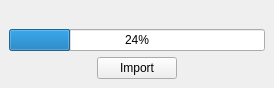
Before: the Qt Designer form gui/main.ui in T6nisValk/camera_connect, drawn with Qt 5.
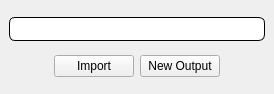
After: the same form once the commit is applied.

```diff
--- a/gui/main.ui
+++ b/gui/main.ui
@@ -7,29 +7,61 @@
     <x>0</x>
     <y>0</y>
     <width>274</width>
-    <height>82</height>
+    <height>94</height>
    </rect>
   </property>
   <property name="windowTitle">
    <string>MainWindow</string>
   </property>
+  <property name="styleSheet">
+   <string notr="true">QProgressBar {
+	min-height: 15px;
+	border : 1px solid rgb(0, 0, 0);
+	border-radius: 6px;
+	text-align: center;
+	font-size: 12px;
+	font-weight: 600;
+	color: #FFFFFF;
+	padding: 0;
+}
+QProgressBar::chunk{
+	border-radius: 6px;
+	margin: 0;
+}
+QProgressBar[finished=&quot;true&quot;]::chunk {
+    background-color: #3caa3c;
+}</string>
+  </property>
   <widget class="QWidget" name="centralwidget">
    <layout class="QGridLayout" name="gridLayout">
-    <item row="2" column="1">
+    <item row="0" column="0" colspan="4">
+     <widget class="QProgressBar" name="progress_bar">
+      <property name="value">
+       <number>0</number>
+      </property>
+     </widget>
+    </item>
+    <item row="1" column="3">
+     <spacer name="horizontalSpacer_2">
+      <property name="orientation">
+       <enum>Qt::Orientation::Horizontal</enum>
+      </property>
+      <property name="sizeHint" stdset="0">
+       <size>
+        <width>40</width>
+        <height>20</height>
+       </size>
+      </property>
+     </spacer>
+    </item>
+    <item row="1" column="1">
      <widget class="QPushButton" name="import_btn">
       <property name="text">
        <string>Import</string>
       </property>
      </widget>
     </item>
-    <item row="0" column="0" colspan="3">
-     <widget class="QLabel" name="drive_info_lbl">
-      <property name="text">
-       <string/>
-      </property>
-     </widget>
-    </item>
-    <item row="2" column="0">
+    <item row="1" column="0">
      <spacer name="horizontalSpacer">
       <property name="orientation">
        <enum>Qt::Orientation::Horizontal</enum>
@@ -42,23 +74,10 @@
       </property>
      </spacer>
     </item>
-    <item row="2" column="2">
-     <spacer name="horizontalSpacer_2">
-      <property name="orientation">
-       <enum>Qt::Orientation::Horizontal</enum>
-      </property>
-      <property name="sizeHint" stdset="0">
-       <size>
-        <width>40</width>
-        <height>20</height>
-       </size>
-      </property>
-     </spacer>
-    </item>
-    <item row="1" column="0" colspan="3">
-     <widget class="QProgressBar" name="progress_bar">
-      <property name="value">
-       <number>24</number>
+    <item row="1" column="2">
+     <widget class="QPushButton" name="new_output_btn">
+      <property name="text">
+       <string>New Output</string>
       </property>
      </widget>
     </item>
```
